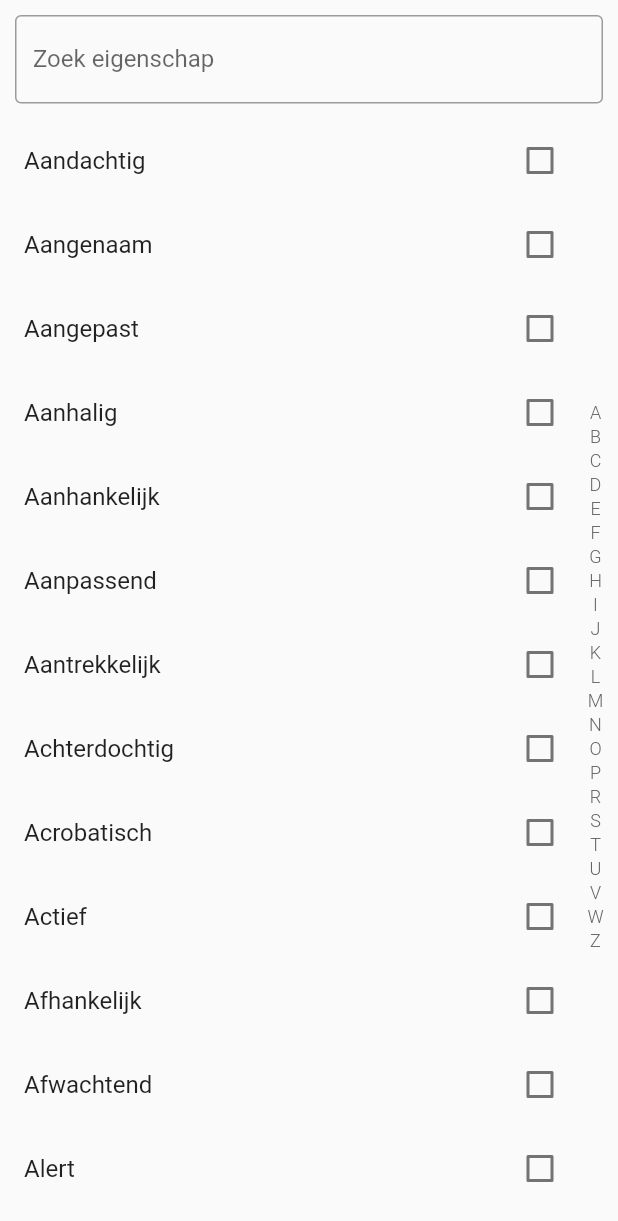
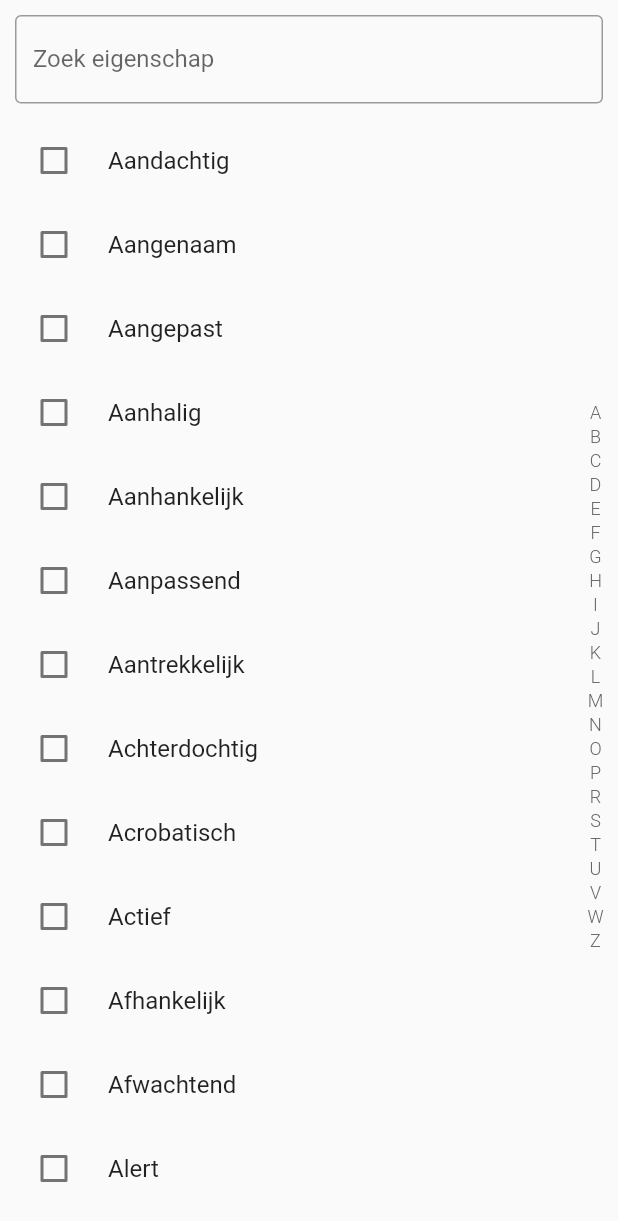
Before and after one commit to ScoutsGidsenVL/totem-app-2023, a Flutter app: the Eigenschappen screen opened directly, on a phone screen of 412 x 824 dp. Shown: the top 1221 px of the screen. Run offline on Flutter 3.47's test engine with Material 2 defaults, Android fonts, the phone set to English and light mode, and no system bars; drawn by our look-alikes of azlistview; our stand-ins replace flutter_cache_manager, flutter_markdown, flutter_native_splash, shared_preferences; accounts and stored records are empty; network calls fail.

```diff
--- a/lib/pages/eigenschappen.dart
+++ b/lib/pages/eigenschappen.dart
@@ -3,6 +3,7 @@ import 'package:azlistview/azlistview.dart';
 import 'package:flutter/material.dart';
 import 'package:provider/provider.dart';
 import 'package:totem_app/model/dynamic_data.dart';
+import 'package:totem_app/model/profile_manager.dart';
 import 'package:totem_app/model/traits_filter.dart';
 
 class Eigenschappen extends StatefulWidget {
@@ -16,6 +17,7 @@ class _EigenschappenState extends State<Eigenschappen> {
   final FocusNode _searchFocus = FocusNode();
   final TextEditingController _searchController = TextEditingController();
   String _search = '';
+  bool _showRelevant = false;
 
   void doSearch(String query) {
     setState(() {
@@ -31,6 +33,12 @@ class _EigenschappenState extends State<Eigenschappen> {
     });
   }
 
+  void toggleRelevant() {
+    setState(() {
+      _showRelevant = !_showRelevant;
+    });
+  }
+
   @override
   void dispose() {
     _searchFocus.dispose();
@@ -40,9 +48,12 @@ class _EigenschappenState extends State<Eigenschappen> {
 
   @override
   Widget build(BuildContext context) {
-    var filter = context.watch<TraitsFilter>();
-    var allTraits = context.watch<DynamicData>().traits?.values.toList() ?? [];
-    var traits = _search.isEmpty
+    final filter = context.watch<TraitsFilter>();
+    final allTraits =
+        context.watch<DynamicData>().traits?.values.toList() ?? [];
+    final profile = context.watch<ProfileManager>().profile;
+
+    final searchTraits = _search.isEmpty
         ? allTraits
         : allTraits
             .map((t) {
@@ -55,6 +66,10 @@ class _EigenschappenState extends State<Eigenschappen> {
             .sorted((a, b) => b.value - a.value)
             .map((e) => e.key)
             .toList();
+
+    var traits = _showRelevant && filter.length > 0
+        ? searchTraits.where((t) => filter.isSelected(t.name)).toList()
+        : searchTraits;
 
     return WillPopScope(
         onWillPop: () async {
@@ -74,11 +89,23 @@ class _EigenschappenState extends State<Eigenschappen> {
                       controller: _searchController,
                       onChanged: doSearch,
                       decoration: InputDecoration(
-                          suffixIcon: _search.isEmpty
-                              ? null
-                              : IconButton(
-                                  onPressed: clearSearch,
-                                  icon: const Icon(Icons.close)),
+                          suffixIcon: Row(
+                              mainAxisAlignment: MainAxisAlignment.end,
+                              mainAxisSize: MainAxisSize.min,
+                              children: [
+                                _search.isEmpty
+                                    ? Container()
+                                    : IconButton(
+                                        onPressed: clearSearch,
+                                        icon: const Icon(Icons.close)),
+                                filter.length <= 0
+                                    ? Container()
+                                    : IconButton(
+                                        onPressed: toggleRelevant,
+                                        icon: Icon(_showRelevant
+                                            ? Icons.check_box
+                                            : Icons.check_box_outline_blank)),
+                              ]),
                           labelText: 'Zoek eigenschap',
                           border: const OutlineInputBorder()))),
               Expanded(
@@ -89,6 +116,8 @@ class _EigenschappenState extends State<Eigenschappen> {
                           itemBuilder: (context, index) {
                             var trait = traits[index];
                             return CheckboxListTile(
+                              controlAffinity: ListTileControlAffinity.leading,
+                              key: Key(trait.name),
                               contentPadding:
                                   const EdgeInsets.only(left: 16, right: 32),
                               value: filter.isSelected(trait.name),
@@ -121,6 +150,31 @@ class _EigenschappenState extends State<Eigenschappen> {
                 : Material(
                     color: Theme.of(context).colorScheme.primary,
                     child: Row(children: [
+                      IconButton(
+                          onPressed: () {
+                            showDialog(
+                                context: context,
+                                builder: (context) {
+                                  return AlertDialog(
+                                    title: const Text('Reset selectie?'),
+                                    actions: [
+                                      TextButton(
+                                          onPressed: () {
+                                            Navigator.pop(context);
+                                          },
+                                          child: const Text('Annuleren')),
+                                      TextButton(
+                                          onPressed: () {
+                                            filter.clear();
+                                            Navigator.pop(context);
+                                          },
+                                          child: const Text('Reset'))
+                                    ],
+                                  );
+                                });
+                          },
+                          icon: Icon(Icons.delete,
+                              color: Theme.of(context).colorScheme.onPrimary)),
                       Expanded(
                         child: Padding(
                           padding: const EdgeInsets.symmetric(
@@ -134,12 +188,13 @@ class _EigenschappenState extends State<Eigenschappen> {
                           Navigator.pushNamed(context, '/results');
                         },
                         child: Row(
-                          children: const [
-                            Text('VIND TOTEMS',
+                          children: [
+                            const Text('VIND TOTEMS',
                                 style: TextStyle(
                                     color: Colors.white,
                                     fontWeight: FontWeight.w300)),
-                            Icon(Icons.arrow_forward, color: Colors.white)
+                            Icon(Icons.arrow_forward,
+                                color: Theme.of(context).colorScheme.onPrimary)
                           ],
                         ),
                       )
--- a/lib/widgets/animal_entry.dart
+++ b/lib/widgets/animal_entry.dart
@@ -16,6 +16,7 @@ class AnimalEntry extends StatelessWidget {
     final profile = context.watch<ProfileManager>().profile;
 
     return ListTile(
+        key: Key(animal.name),
         contentPadding: const EdgeInsets.only(left: 16, right: 32),
         onTap: () {
           Navigator.pushNamed(context, '/totem-detail',
```
Also changed, not shown: lib/model/traits_filter.dart (+10 -0 lines), lib/pages/totems.dart (+34 -6 lines).
